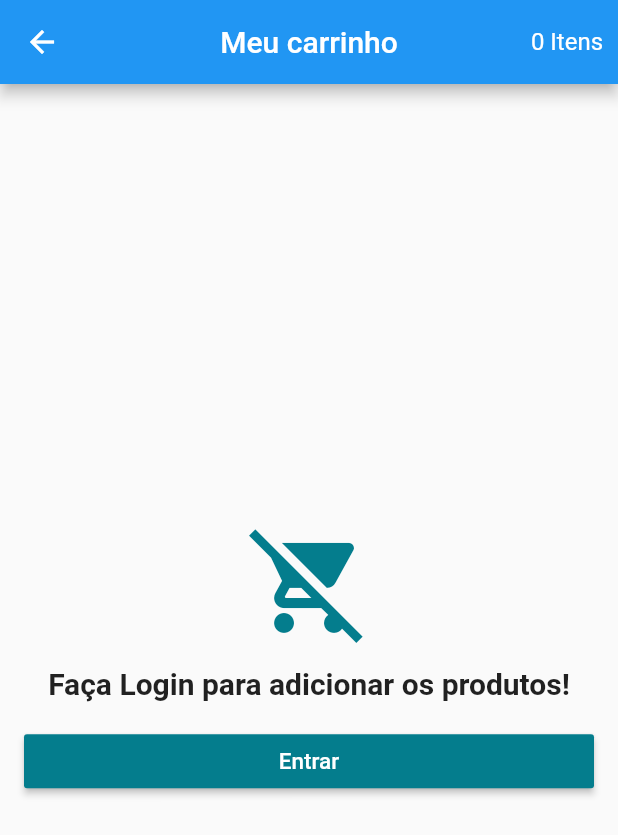
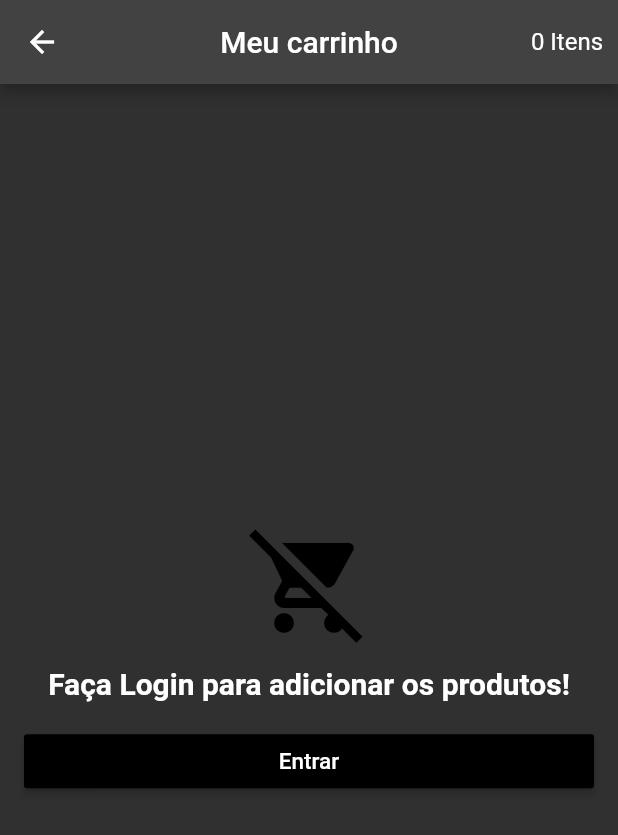
Before and after one commit to gcoutinho1/coutinhostore, a Flutter app: the screen it shows after launch, after a tap on the "shopping cart" icon, on a phone screen of 412 x 824 dp. Shown: the top 835 px of the screen. Run offline on Flutter 3.47's test engine with Material 2 defaults, Android fonts, the phone set to English and light mode, and no system bars; our stand-ins replace carousel_pro, cloud_firestore, firebase_auth, google_fonts, transparent_image; accounts and stored records are empty.

Commit message:
feat: DarkTheme

```diff
--- a/lib/main.dart
+++ b/lib/main.dart
@@ -25,12 +25,19 @@ class MyApp extends StatelessWidget {
               return ScopedModel<CartModel> (
                 model: CartModel(model),
                 child: MaterialApp(
-                  title: 'Coutinho Store',
+                  title: "Coutinho Store",
                   theme: ThemeData(
-                    primarySwatch: Colors.blue,
-                    primaryColor: Color.fromARGB(255, 4, 125, 141),
-                    visualDensity: VisualDensity.adaptivePlatformDensity,
+                      // primarySwatch: Colors.red,
+                      primaryColor: Colors.black,
+                      brightness: Brightness.dark,
+                      visualDensity: VisualDensity.adaptivePlatformDensity,
                   ),
+                  // theme: ThemeData(
+                  //   primarySwatch: Colors.blue,
+                  //   // primaryColor: Color.fromARGB(255, 4, 125, 141),
+                  //   primaryColor: Color.fromARGB(255, 100, 200, 100),
+                  //   visualDensity: VisualDensity.adaptivePlatformDensity,
+                  // ),
                   debugShowCheckedModeBanner: false,
                   home: HomeScreen(),
                 ),
--- a/lib/screens/order_screen.dart
+++ b/lib/screens/order_screen.dart
@@ -7,6 +7,7 @@ class OrderScreen extends StatelessWidget {
 
   @override
   Widget _buildOrderBack() => Container(
+    //TODO: change this UI, it's ugly now
     decoration: BoxDecoration(
         gradient: LinearGradient(
             colors: [Color.fromARGB(255, 203, 236, 241), Colors.redAccent],
--- a/lib/screens/signup_screen.dart
+++ b/lib/screens/signup_screen.dart
@@ -50,7 +50,7 @@ class _SignUpScreenState extends State<SignUpScreen> {
                   TextFormField(
                     controller: _emailController,
                     decoration: InputDecoration(
-                        hintText: "email"
+                        hintText: "Email"
                     ),
                     keyboardType: TextInputType.emailAddress,
                     validator: (text){
--- a/lib/tabs/home_tab.dart
+++ b/lib/tabs/home_tab.dart
@@ -7,16 +7,17 @@ import 'package:transparent_image/transparent_image.dart';
 class HomeTab extends StatelessWidget {
   @override
   Widget build(BuildContext context) {
-    Widget _buildBodyBack() => Container(
-      decoration: BoxDecoration(
-          gradient: LinearGradient(colors: [
-            Color.fromARGB(255, 211, 118, 130),
-            Color.fromARGB(255, 253, 181, 168),
-          ], begin: Alignment.topLeft, end: Alignment.bottomRight)),
-    );
+    // Widget _buildBodyBack() => Container(
+    //   decoration: BoxDecoration(
+    //       gradient: LinearGradient(colors: [
+    //         Color.fromARGB(250, 99, 120, 40),
+    //         Color.fromARGB(250, 100, 100, 50),
+    //         // Color.fromARGB(250, 99, 120, 40),
+    //       ], begin: Alignment.topLeft, end: Alignment.bottomRight)),
+    // );
     return Stack(
       children: <Widget>[
-        _buildBodyBack(),
+        // _buildBodyBack(),
         CustomScrollView(
           slivers: <Widget>[
             SliverAppBar(
--- a/lib/tabs/orders_tab.dart
+++ b/lib/tabs/orders_tab.dart
@@ -26,7 +26,9 @@ class OrdersTab extends StatelessWidget {
               return ListView(
                 children: snapshot.data.documents
                     .map((doc) => OrderTile(doc.documentID))
-                    .toList().reversed.toList(),
+                    .toList()
+                    .reversed
+                    .toList(),
               );
             }
           });
@@ -40,7 +42,7 @@ class OrdersTab extends StatelessWidget {
             Icon(
               Icons.view_list,
               size: 80,
-              color: Theme.of(context).primaryColor,
+              color: Colors.grey,
             ),
             SizedBox(
               height: 16,
@@ -53,17 +55,18 @@ class OrdersTab extends StatelessWidget {
             SizedBox(
               height: 16,
             ),
-            RaisedButton(
+            ElevatedButton(
               child: Text(
                 "Entrar",
-                style: TextStyle(fontSize: 15),
               ),
-              textColor: Colors.white,
-              color: Theme.of(context).primaryColor,
               onPressed: () {
                 Navigator.of(context).push(
                     MaterialPageRoute(builder: (context) => LoginScreen()));
               },
+              style: ElevatedButton.styleFrom(
+                primary: Theme.of(context).primaryColor,
+                textStyle: TextStyle(fontSize: 15, fontWeight: FontWeight.bold),
+              ),
             ),
           ],
         ),
--- a/lib/tiles/cart_tile.dart
+++ b/lib/tiles/cart_tile.dart
@@ -64,6 +64,7 @@ class CartTile extends StatelessWidget {
                             CartModel.of(context).incrementProduct(cartProduct);
 
                           }),
+                      //TODO: change to textButton
                       FlatButton(
                         onPressed: () {
                           CartModel.of(context).removeCartItem(cartProduct);
--- a/lib/tiles/category_tile.dart
+++ b/lib/tiles/category_tile.dart
@@ -17,7 +17,7 @@ class CategoryTile extends StatelessWidget {
         backgroundImage: NetworkImage(snapshot.data["icon"]),
       ),
       title: Text(snapshot.data["title"]),
-      trailing: Icon(Icons.keyboard_arrow_right),
+      trailing: Icon(Icons.arrow_right),
       onTap: () {
         Navigator.of(context).push(
             MaterialPageRoute(builder: (context)=> CategoryScreen(snapshot))
--- a/lib/tiles/order_tile.dart
+++ b/lib/tiles/order_tile.dart
@@ -81,7 +81,7 @@ class OrderTile extends StatelessWidget {
         style: TextStyle(color: Colors.white),
       );
     } else if (status == thisStatus) {
-      backColor = Colors.blue[500];
+      backColor = Colors.blue[800];
       child = Stack(
         alignment: Alignment.center,
         children: <Widget>[
@@ -90,7 +90,7 @@ class OrderTile extends StatelessWidget {
             style: TextStyle(color: Colors.white),
           ),
           CircularProgressIndicator(
-            valueColor: AlwaysStoppedAnimation<Color>(Colors.blueAccent[400]),
+            valueColor: AlwaysStoppedAnimation<Color>(Colors.blue[400]),
           )
         ],
       );
--- a/lib/tiles/product_tile.dart
+++ b/lib/tiles/product_tile.dart
@@ -39,7 +39,7 @@ class ProductTile extends StatelessWidget {
                     Text(
                       "R\$ ${product.price.toStringAsFixed(2)}",
                       style: TextStyle(
-                          color: Theme.of(context).primaryColor,
+                          color: Colors.white,
                           fontSize: 17,
                           fontWeight: FontWeight.bold),
                     )
@@ -71,7 +71,7 @@ class ProductTile extends StatelessWidget {
                     Text(
                       "R\$ ${product.price.toStringAsFixed(2)}",
                       style: TextStyle(
-                          color: Theme.of(context).primaryColor,
+                          color: Colors.white,
                           fontSize: 17,
                           fontWeight: FontWeight.bold),
                     )
--- a/lib/widgets/custom_drawer.dart
+++ b/lib/widgets/custom_drawer.dart
@@ -13,10 +13,14 @@ class CustomDrawer extends StatelessWidget {
   Widget _buildDrawerBack() => Container(
     decoration: BoxDecoration(
         gradient: LinearGradient(colors: [
-          Color.fromARGB(255, 203, 236, 241),
-          Colors.white
-//          Color.fromARGB(255, 253, 181, 168),
-        ], begin: Alignment.topCenter, end: Alignment.bottomCenter)),
+
+          Colors.white,
+          Colors.white70,
+          // Colors.white
+
+        ],
+            stops: [0.4, 0.8],
+            begin: Alignment.topCenter, end: Alignment.bottomCenter)),
   );
   Widget build(BuildContext context) {
     return Drawer(
@@ -38,7 +42,7 @@ class CustomDrawer extends StatelessWidget {
                       child: (Text(
                         "Coutinho Store",
                         style: TextStyle(
-                            fontSize: 34, fontWeight: FontWeight.bold),
+                            fontSize: 34, fontWeight: FontWeight.bold, color: Colors.black),
                       )),
                     ),
                     Positioned(
@@ -53,7 +57,7 @@ class CustomDrawer extends StatelessWidget {
                                   "Olá, ${!model.isLoggedIn() ? "" : model.userData["name"]}",
                                   style: TextStyle(
                                       fontSize: 13,
-                                      fontWeight: FontWeight.bold),
+                                      fontWeight: FontWeight.bold, color: Colors.black),
                                 ),
                                 GestureDetector(
                                   child: Text(
```
Also changed, not shown: lib/screens/product_screen.dart (+5 -3 lines), lib/tiles/place_tile.dart (+16 -11 lines).
